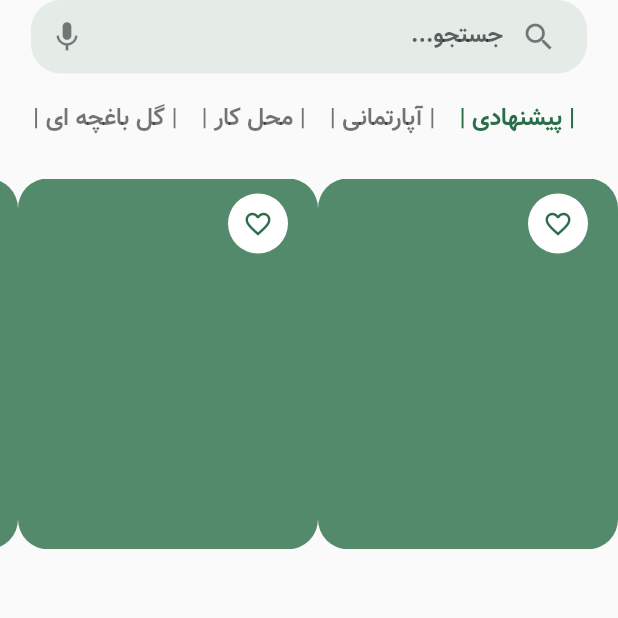
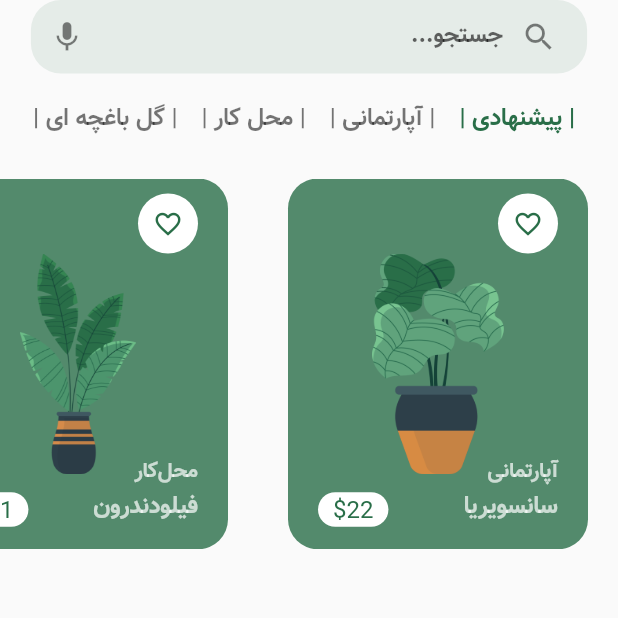
Before and after one commit to imanshbb/plant_app_ui, a Flutter app: the HomePage screen opened directly, on a phone screen of 412 x 824 dp, the top half of it. Run offline on Flutter 3.47's test engine with Material 2 defaults, Android fonts, the light colour scheme and no system bars; our stand-ins replace animated_bottom_navigation_bar, page_transition.

Commit message:
create product

```diff
--- a/lib/screens/home_page.dart
+++ b/lib/screens/home_page.dart
@@ -113,6 +113,7 @@ class _HomePageState extends State<HomePage> {
                 itemBuilder: (context, index) {
                   return Container(
                     width: 200.0,
+                    margin: const EdgeInsets.symmetric(horizontal: 20.0),
                     decoration: BoxDecoration(
                       borderRadius: BorderRadius.circular(20.0),
                       color: Constant.primeryColor.withOpacity(0.8),
@@ -145,6 +146,62 @@ class _HomePageState extends State<HomePage> {
                             ),
                           ),
                         ),
+                        Positioned(
+                          bottom: 50.0,
+                          left: 50.0,
+                          right: 50.0,
+                          top: 50.0,
+                          child: Image.asset(plant[index].imageURL),
+                        ),
+                        Positioned(
+                          bottom: 15.0,
+                          left: 20.0,
+                          child: Container(
+                            decoration: BoxDecoration(
+                              borderRadius: BorderRadius.circular(20.0),
+                              color: Colors.white,
+                            ),
+                            child: Padding(
+                              padding: const EdgeInsets.symmetric(
+                                horizontal: 10.0,
+                                vertical: 2.0,
+                              ),
+                              child: Text(
+                                r'$' + plant[index].price.toString(),
+                                style: TextStyle(
+                                  color: Constant.primeryColor,
+                                  fontSize: 16.0,
+                                ),
+                              ),
+                            ),
+                          ),
+                        ),
+                        Positioned(
+                          bottom: 15.0,
+                          right: 20.0,
+                          child: Column(
+                            crossAxisAlignment: CrossAxisAlignment.end,
+                            children: <Widget>[
+                              Text(
+                                plant[index].category,
+                                style: const TextStyle(
+                                  fontFamily: 'Vazir',
+                                  fontSize: 14.0,
+                                  color: Colors.white70,
+                                ),
+                              ),
+                              Text(
+                                plant[index].plantName,
+                                style: const TextStyle(
+                                  fontFamily: 'Vazir',
+                                  fontSize: 16.0,
+                                  color: Colors.white70,
+                                  fontWeight: FontWeight.bold,
+                                ),
+                              ),
+                            ],
+                          ),
+                        ),
                       ],
                     ),
                   );
```
